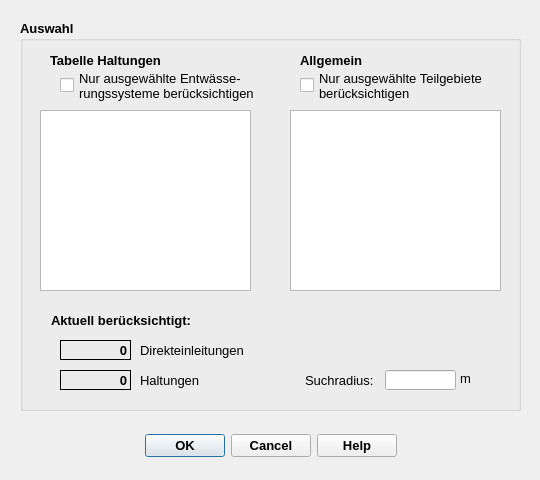
The window that qkan/linkflaechen/res/application_createlinesw.ui (SonkeHoffmann/QKan-1) describes before a commit, drawn with Qt 5.
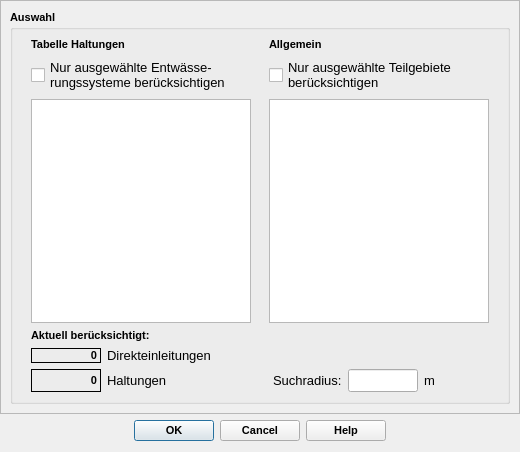
The same window after the commit. Icons and pictures are not drawn.

```diff
--- a/qkan/linkflaechen/res/application_createlinesw.ui
+++ b/qkan/linkflaechen/res/application_createlinesw.ui
@@ -6,14 +6,14 @@
    <rect>
     <x>0</x>
     <y>0</y>
-    <width>540</width>
-    <height>480</height>
+    <width>520</width>
+    <height>452</height>
    </rect>
   </property>
   <property name="minimumSize">
    <size>
-    <width>540</width>
-    <height>480</height>
+    <width>250</width>
+    <height>150</height>
    </size>
   </property>
   <property name="font">
@@ -24,441 +24,465 @@
   <property name="windowTitle">
    <string>Verbindungslinien erstellen</string>
   </property>
-  <property name="windowIcon">
-   <iconset>
-    <normaloff>../../QKan.png</normaloff>../../QKan.png</iconset>
-  </property>
-  <widget class="QDialogButtonBox" name="button_box">
-   <property name="geometry">
-    <rect>
-     <x>20</x>
-     <y>430</y>
-     <width>501</width>
-     <height>32</height>
-    </rect>
+  <layout class="QVBoxLayout" name="verticalLayout">
+   <property name="leftMargin">
+    <number>0</number>
    </property>
-   <property name="font">
-    <font>
-     <family>Tahoma</family>
-     <pointsize>10</pointsize>
-     <weight>75</weight>
-     <bold>true</bold>
-    </font>
+   <property name="topMargin">
+    <number>0</number>
    </property>
-   <property name="toolTip">
-    <string>&lt;html&gt;&lt;head/&gt;&lt;body&gt;&lt;p&gt;Datenimport starten ...&lt;/p&gt;&lt;/body&gt;&lt;/html&gt;</string>
+   <property name="rightMargin">
+    <number>0</number>
    </property>
-   <property name="orientation">
-    <enum>Qt::Horizontal</enum>
-   </property>
-   <property name="standardButtons">
-    <set>QDialogButtonBox::Cancel|QDialogButtonBox::Help|QDialogButtonBox::Ok</set>
-   </property>
-   <property name="centerButtons">
-    <bool>true</bool>
-   </property>
-  </widget>
-  <widget class="QGroupBox" name="groupBox_2">
-   <property name="geometry">
-    <rect>
-     <x>20</x>
-     <y>20</y>
-     <width>501</width>
-     <height>391</height>
-    </rect>
-   </property>
-   <property name="font">
-    <font>
-     <family>Tahoma</family>
-     <pointsize>10</pointsize>
-     <weight>75</weight>
-     <bold>true</bold>
-    </font>
-   </property>
-   <property name="title">
-    <string>Auswahl</string>
-   </property>
-   <widget class="QListWidget" name="lw_teilgebiete">
-    <property name="geometry">
-     <rect>
-      <x>270</x>
-      <y>90</y>
-      <width>211</width>
-      <height>181</height>
-     </rect>
-    </property>
-    <property name="font">
-     <font>
-      <family>Tahoma</family>
-      <pointsize>10</pointsize>
-      <weight>50</weight>
-      <bold>false</bold>
-     </font>
-    </property>
-    <property name="toolTip">
-     <string extracomment="Auswahl der zu bearbeitenden Teilgebiete. Alle auswählen mit [Strg]+A">&lt;html&gt;&lt;head/&gt;&lt;body&gt;&lt;p&gt;Liste der Teilgebiete. Strg + Klick ändert Auswahlstatus, Shift + Klick erweitert Auswahlbereich&lt;/p&gt;&lt;/body&gt;&lt;/html&gt;</string>
-    </property>
-    <property name="statusTip">
-     <string extracomment="Auswahl der zu bearbeitenden Teilgebiete. Alle auswählen mit [Strg]+A">Liste der Teilgebiete. Strg + Klick ändert Auswahlstatus, Shift + Klick erweitert Auswahlbereich</string>
-    </property>
-    <property name="selectionMode">
-     <enum>QAbstractItemView::ExtendedSelection</enum>
-    </property>
-   </widget>
-   <widget class="QLabel" name="label_10">
-    <property name="geometry">
-     <rect>
-      <x>120</x>
-      <y>320</y>
-      <width>111</width>
-      <height>20</height>
-     </rect>
-    </property>
-    <property name="font">
-     <font>
-      <family>Tahoma</family>
-      <pointsize>10</pointsize>
-      <weight>50</weight>
-      <bold>false</bold>
-     </font>
-    </property>
-    <property name="toolTip">
-     <string extracomment="Anzahl der abhängig von den Filteroptionen zu berücksichtigenden Flächen (mit und ohne Verschneidung)"/>
-    </property>
-    <property name="statusTip">
-     <string extracomment="Anzahl der abhängig von den Filteroptionen zu berücksichtigenden Flächen (mit und ohne Verschneidung)"/>
-    </property>
-    <property name="text">
-     <string>Direkteinleitungen</string>
-    </property>
-   </widget>
-   <widget class="QLabel" name="lf_anzahl_einleit">
-    <property name="geometry">
-     <rect>
-      <x>40</x>
-      <y>320</y>
-      <width>71</width>
-      <height>20</height>
-     </rect>
-    </property>
-    <property name="font">
-     <font>
-      <family>Tahoma</family>
-      <pointsize>10</pointsize>
-      <weight>75</weight>
-      <bold>true</bold>
-     </font>
-    </property>
-    <property name="toolTip">
-     <string extracomment="Anzahl der abhängig von den Filteroptionen zu berücksichtigenden ganzen Flächen"/>
-    </property>
-    <property name="statusTip">
-     <string extracomment="Anzahl der abhängig von den Filteroptionen zu berücksichtigenden ganzen Flächen"/>
-    </property>
-    <property name="frameShape">
-     <enum>QFrame::Panel</enum>
-    </property>
-    <property name="text">
-     <string>0</string>
-    </property>
-    <property name="alignment">
-     <set>Qt::AlignRight|Qt::AlignTrailing|Qt::AlignVCenter</set>
-    </property>
-   </widget>
-   <widget class="QLabel" name="label_11">
-    <property name="geometry">
-     <rect>
-      <x>120</x>
-      <y>350</y>
-      <width>71</width>
-      <height>20</height>
-     </rect>
-    </property>
-    <property name="font">
-     <font>
-      <family>Tahoma</family>
-      <pointsize>10</pointsize>
-      <weight>50</weight>
-      <bold>false</bold>
-     </font>
-    </property>
-    <property name="toolTip">
-     <string extracomment="Anzahl der abhängig von den Filteroptionen zu berücksichtigenden Haltungen"/>
-    </property>
-    <property name="statusTip">
-     <string extracomment="Anzahl der abhängig von den Filteroptionen zu berücksichtigenden Haltungen"/>
-    </property>
-    <property name="text">
-     <string>Haltungen</string>
-    </property>
-   </widget>
-   <widget class="QLabel" name="lf_anzahl_haltungen">
-    <property name="geometry">
-     <rect>
-      <x>40</x>
-      <y>350</y>
-      <width>71</width>
-      <height>20</height>
-     </rect>
-    </property>
-    <property name="font">
-     <font>
-      <family>Tahoma</family>
-      <pointsize>10</pointsize>
-      <weight>75</weight>
-      <bold>true</bold>
-     </font>
-    </property>
-    <property name="toolTip">
-     <string extracomment="Anzahl der abhängig von den Filteroptionen zu berücksichtigenden Haltungen"/>
-    </property>
-    <property name="statusTip">
-     <string extracomment="Anzahl der abhängig von den Filteroptionen zu berücksichtigenden Haltungen"/>
-    </property>
-    <property name="frameShape">
-     <enum>QFrame::Panel</enum>
-    </property>
-    <property name="text">
-     <string>0</string>
-    </property>
-    <property name="alignment">
-     <set>Qt::AlignRight|Qt::AlignTrailing|Qt::AlignVCenter</set>
-    </property>
-   </widget>
-   <widget class="QLabel" name="label_12">
-    <property name="geometry">
-     <rect>
-      <x>20</x>
-      <y>290</y>
-      <width>151</width>
-      <height>20</height>
-     </rect>
-    </property>
-    <property name="font">
-     <font>
-      <family>Tahoma</family>
-      <pointsize>10</pointsize>
-      <weight>75</weight>
-      <bold>true</bold>
-     </font>
-    </property>
-    <property name="toolTip">
-     <string extracomment="Anzahl der abhängig von den Filteroptionen zu berücksichtigenden Flächen (mit und ohne Verschneidung)"/>
-    </property>
-    <property name="statusTip">
-     <string extracomment="Anzahl der abhängig von den Filteroptionen zu berücksichtigenden Flächen (mit und ohne Verschneidung)"/>
-    </property>
-    <property name="text">
-     <string>Aktuell berücksichtigt:</string>
-    </property>
-    <property name="alignment">
-     <set>Qt::AlignRight|Qt::AlignTrailing|Qt::AlignVCenter</set>
-    </property>
-   </widget>
-   <widget class="QLabel" name="label_8">
-    <property name="geometry">
-     <rect>
-      <x>280</x>
-      <y>30</y>
-      <width>91</width>
-      <height>20</height>
-     </rect>
-    </property>
-    <property name="font">
-     <font>
-      <family>Tahoma</family>
-      <pointsize>10</pointsize>
-      <weight>75</weight>
-      <bold>true</bold>
-     </font>
-    </property>
-    <property name="text">
-     <string>Allgemein</string>
-    </property>
-   </widget>
-   <widget class="QListWidget" name="lw_hal_entw">
-    <property name="geometry">
-     <rect>
-      <x>20</x>
-      <y>90</y>
-      <width>211</width>
-      <height>181</height>
-     </rect>
-    </property>
-    <property name="font">
-     <font>
-      <family>Tahoma</family>
-      <pointsize>10</pointsize>
-      <weight>50</weight>
-      <bold>false</bold>
-     </font>
-    </property>
-    <property name="toolTip">
-     <string extracomment="Auswahl der zu bearbeitenden Haltungen nach Entwässerungssystem. Alle auswählen mit [Strg]+A">&lt;html&gt;&lt;head/&gt;&lt;body&gt;&lt;p&gt;Liste der in den Haltungen verwendeten Entwässerungssysteme./nStrg + Klick ändert Auswahlstatus, Shift + Klick erweitert Auswahlbereich&lt;/p&gt;&lt;/body&gt;&lt;/html&gt;</string>
-    </property>
-    <property name="statusTip">
-     <string extracomment="Auswahl der zu bearbeitenden Haltungen nach Entwässerungssystem. Alle auswählen mit [Strg]+A">Liste der in den Haltungen verwendeten Entwässerungssysteme</string>
-    </property>
-    <property name="selectionMode">
-     <enum>QAbstractItemView::ExtendedSelection</enum>
-    </property>
-   </widget>
-   <widget class="QLabel" name="label_7">
-    <property name="geometry">
-     <rect>
-      <x>30</x>
-      <y>30</y>
-      <width>171</width>
-      <height>20</height>
-     </rect>
-    </property>
-    <property name="font">
-     <font>
-      <family>Tahoma</family>
-      <pointsize>10</pointsize>
-      <weight>75</weight>
-      <bold>true</bold>
-     </font>
-    </property>
-    <property name="text">
-     <string>Tabelle Haltungen</string>
-    </property>
-   </widget>
-   <widget class="QLabel" name="label">
-    <property name="geometry">
-     <rect>
-      <x>285</x>
-      <y>350</y>
-      <width>81</width>
-      <height>20</height>
-     </rect>
-    </property>
-    <property name="font">
-     <font>
-      <family>Tahoma</family>
-      <pointsize>10</pointsize>
-      <weight>50</weight>
-      <bold>false</bold>
-     </font>
-    </property>
-    <property name="toolTip">
-     <string extracomment="Radius zur Berücksichtigung von Flächen um die Haltungen"/>
-    </property>
-    <property name="statusTip">
-     <string extracomment="Radius zur Berücksichtigung von Flächen um die Haltungen"/>
-    </property>
-    <property name="text">
-     <string>Suchradius:</string>
-    </property>
-   </widget>
-   <widget class="QLineEdit" name="tf_suchradius">
-    <property name="geometry">
-     <rect>
-      <x>365</x>
-      <y>350</y>
-      <width>71</width>
-      <height>20</height>
-     </rect>
-    </property>
-    <property name="font">
-     <font>
-      <family>Tahoma</family>
-      <pointsize>10</pointsize>
-      <weight>50</weight>
-      <bold>false</bold>
-     </font>
-    </property>
-    <property name="toolTip">
-     <string extracomment="Radius zur Berücksichtigung von Flächen um die Haltungen"/>
-    </property>
-    <property name="statusTip">
-     <string extracomment="Radius zur Berücksichtigung von Flächen um die Haltungen"/>
-    </property>
-   </widget>
-   <widget class="QLabel" name="label_9">
-    <property name="geometry">
-     <rect>
-      <x>440</x>
-      <y>350</y>
-      <width>31</width>
-      <height>16</height>
-     </rect>
-    </property>
-    <property name="font">
-     <font>
-      <family>Tahoma</family>
-      <pointsize>10</pointsize>
-      <weight>50</weight>
-      <bold>false</bold>
-     </font>
-    </property>
-    <property name="toolTip">
-     <string extracomment="Radius zur Berücksichtigung von Flächen um die Haltungen"/>
-    </property>
-    <property name="statusTip">
-     <string extracomment="Radius zur Berücksichtigung von Flächen um die Haltungen"/>
-    </property>
-    <property name="text">
-     <string>m</string>
-    </property>
-   </widget>
-   <widget class="QCheckBox" name="cb_selHalActive">
-    <property name="geometry">
-     <rect>
-      <x>40</x>
-      <y>50</y>
-      <width>201</width>
-      <height>31</height>
-     </rect>
-    </property>
-    <property name="font">
-     <font>
-      <family>Tahoma</family>
-      <pointsize>10</pointsize>
-      <weight>50</weight>
-      <bold>false</bold>
-     </font>
-    </property>
-    <property name="toolTip">
-     <string>&lt;html&gt;&lt;head/&gt;&lt;body&gt;&lt;p&gt;Aktiviert Auswahl. Wenn deaktiviert, werden alle Entwässerungssysteme berücksichtigt&lt;/p&gt;&lt;/body&gt;&lt;/html&gt;</string>
-    </property>
-    <property name="statusTip">
-     <string>Aktiviert Auswahl. Wenn deaktiviert, werden alle Entwässerungssysteme berücksichtigt</string>
-    </property>
-    <property name="text">
-     <string>Nur ausgewählte Entwässe-
+   <item>
+    <widget class="QScrollArea" name="scrollArea">
+     <property name="widgetResizable">
+      <bool>true</bool>
+     </property>
+     <widget class="QWidget" name="scrollAreaWidgetContents">
+      <property name="geometry">
+       <rect>
+        <x>0</x>
+        <y>0</y>
+        <width>518</width>
+        <height>412</height>
+       </rect>
+      </property>
+      <layout class="QVBoxLayout" name="verticalLayout_2">
+       <item>
+        <widget class="QGroupBox" name="groupBox_2">
+         <property name="font">
+          <font>
+           <family>Tahoma</family>
+           <pointsize>8</pointsize>
+           <weight>75</weight>
+           <bold>true</bold>
+          </font>
+         </property>
+         <property name="title">
+          <string>Auswahl</string>
+         </property>
+         <layout class="QVBoxLayout" name="verticalLayout_3">
+          <property name="leftMargin">
+           <number>18</number>
+          </property>
+          <property name="rightMargin">
+           <number>18</number>
+          </property>
+          <item>
+           <layout class="QHBoxLayout" name="horizontalLayout">
+            <property name="spacing">
+             <number>18</number>
+            </property>
+            <item>
+             <widget class="QLabel" name="label_7">
+              <property name="font">
+               <font>
+                <family>Tahoma</family>
+                <pointsize>8</pointsize>
+                <weight>75</weight>
+                <bold>true</bold>
+               </font>
+              </property>
+              <property name="text">
+               <string>Tabelle Haltungen</string>
+              </property>
+             </widget>
+            </item>
+            <item>
+             <widget class="QLabel" name="label_8">
+              <property name="font">
+               <font>
+                <family>Tahoma</family>
+                <pointsize>8</pointsize>
+                <weight>75</weight>
+                <bold>true</bold>
+               </font>
+              </property>
+              <property name="text">
+               <string>Allgemein</string>
+              </property>
+             </widget>
+            </item>
+           </layout>
+          </item>
+          <item>
+           <layout class="QHBoxLayout" name="horizontalLayout_2">
+            <property name="spacing">
+             <number>18</number>
+            </property>
+            <item>
+             <widget class="QCheckBox" name="cb_selHalActive">
+              <property name="font">
+               <font>
+                <family>Tahoma</family>
+                <pointsize>10</pointsize>
+                <weight>50</weight>
+                <bold>false</bold>
+               </font>
+              </property>
+              <property name="toolTip">
+               <string>&lt;html&gt;&lt;head/&gt;&lt;body&gt;&lt;p&gt;Aktiviert Auswahl. Wenn deaktiviert, werden alle Entwässerungssysteme berücksichtigt&lt;/p&gt;&lt;/body&gt;&lt;/html&gt;</string>
+              </property>
+              <property name="statusTip">
+               <string>Aktiviert Auswahl. Wenn deaktiviert, werden alle Entwässerungssysteme berücksichtigt</string>
+              </property>
+              <property name="text">
+               <string>Nur ausgewählte Entwässe-
 rungssysteme berücksichtigen</string>
-    </property>
-   </widget>
-   <widget class="QCheckBox" name="cb_selTgbActive">
-    <property name="geometry">
-     <rect>
-      <x>280</x>
-      <y>50</y>
-      <width>201</width>
-      <height>31</height>
-     </rect>
-    </property>
-    <property name="font">
-     <font>
-      <family>Tahoma</family>
-      <pointsize>10</pointsize>
-      <weight>50</weight>
-      <bold>false</bold>
-     </font>
-    </property>
-    <property name="toolTip">
-     <string>&lt;html&gt;&lt;head/&gt;&lt;body&gt;&lt;p&gt;Aktiviert Auswahl. Wenn deaktiviert, werden alle Teilgebiete berücksichtigt&lt;/p&gt;&lt;/body&gt;&lt;/html&gt;</string>
-    </property>
-    <property name="statusTip">
-     <string>Aktiviert Auswahl. Wenn deaktiviert, werden alle Teilgebiete berücksichtigt</string>
-    </property>
-    <property name="text">
-     <string>Nur ausgewählte Teilgebiete
+              </property>
+             </widget>
+            </item>
+            <item>
+             <widget class="QCheckBox" name="cb_selTgbActive">
+              <property name="font">
+               <font>
+                <family>Tahoma</family>
+                <pointsize>10</pointsize>
+                <weight>50</weight>
+                <bold>false</bold>
+               </font>
+              </property>
+              <property name="toolTip">
+               <string>&lt;html&gt;&lt;head/&gt;&lt;body&gt;&lt;p&gt;Aktiviert Auswahl. Wenn deaktiviert, werden alle Teilgebiete berücksichtigt&lt;/p&gt;&lt;/body&gt;&lt;/html&gt;</string>
+              </property>
+              <property name="statusTip">
+               <string>Aktiviert Auswahl. Wenn deaktiviert, werden alle Teilgebiete berücksichtigt</string>
+              </property>
+              <property name="text">
+               <string>Nur ausgewählte Teilgebiete
 berücksichtigen</string>
-    </property>
-   </widget>
-  </widget>
+              </property>
+             </widget>
+            </item>
+           </layout>
+          </item>
+          <item>
+           <layout class="QHBoxLayout" name="horizontalLayout_3">
+            <property name="spacing">
+             <number>18</number>
+            </property>
+            <item>
+             <widget class="QListWidget" name="lw_hal_entw">
+              <property name="font">
+               <font>
+                <family>Tahoma</family>
+                <pointsize>10</pointsize>
+                <weight>50</weight>
+                <bold>false</bold>
+               </font>
+              </property>
+              <property name="toolTip">
+               <string extracomment="Auswahl der zu bearbeitenden Haltungen nach Entwässerungssystem. Alle auswählen mit [Strg]+A">&lt;html&gt;&lt;head/&gt;&lt;body&gt;&lt;p&gt;Liste der in den Haltungen verwendeten Entwässerungssysteme./nStrg + Klick ändert Auswahlstatus, Shift + Klick erweitert Auswahlbereich&lt;/p&gt;&lt;/body&gt;&lt;/html&gt;</string>
+              </property>
+              <property name="statusTip">
+               <string extracomment="Auswahl der zu bearbeitenden Haltungen nach Entwässerungssystem. Alle auswählen mit [Strg]+A">Liste der in den Haltungen verwendeten Entwässerungssysteme</string>
+              </property>
+              <property name="selectionMode">
+               <enum>QAbstractItemView::ExtendedSelection</enum>
+              </property>
+             </widget>
+            </item>
+            <item>
+             <widget class="QListWidget" name="lw_teilgebiete">
+              <property name="font">
+               <font>
+                <family>Tahoma</family>
+                <pointsize>10</pointsize>
+                <weight>50</weight>
+                <bold>false</bold>
+               </font>
+              </property>
+              <property name="toolTip">
+               <string extracomment="Auswahl der zu bearbeitenden Teilgebiete. Alle auswählen mit [Strg]+A">&lt;html&gt;&lt;head/&gt;&lt;body&gt;&lt;p&gt;Liste der Teilgebiete. Strg + Klick ändert Auswahlstatus, Shift + Klick erweitert Auswahlbereich&lt;/p&gt;&lt;/body&gt;&lt;/html&gt;</string>
+              </property>
+              <property name="statusTip">
+               <string extracomment="Auswahl der zu bearbeitenden Teilgebiete. Alle auswählen mit [Strg]+A">Liste der Teilgebiete. Strg + Klick ändert Auswahlstatus, Shift + Klick erweitert Auswahlbereich</string>
+              </property>
+              <property name="selectionMode">
+               <enum>QAbstractItemView::ExtendedSelection</enum>
+              </property>
+             </widget>
+            </item>
+           </layout>
+          </item>
+          <item>
+           <widget class="QLabel" name="label_12">
+            <property name="font">
+             <font>
+              <family>Tahoma</family>
+              <pointsize>8</pointsize>
+              <weight>75</weight>
+              <bold>true</bold>
+             </font>
+            </property>
+            <property name="toolTip">
+             <string extracomment="Anzahl der abhängig von den Filteroptionen zu berücksichtigenden Flächen (mit und ohne Verschneidung)"/>
+            </property>
+            <property name="statusTip">
+             <string extracomment="Anzahl der abhängig von den Filteroptionen zu berücksichtigenden Flächen (mit und ohne Verschneidung)"/>
+            </property>
+            <property name="text">
+             <string>Aktuell berücksichtigt:</string>
+            </property>
+            <property name="alignment">
+             <set>Qt::AlignLeading|Qt::AlignLeft|Qt::AlignVCenter</set>
+            </property>
+           </widget>
+          </item>
+          <item>
+           <layout class="QHBoxLayout" name="horizontalLayout_4">
+            <item>
+             <widget class="QLabel" name="lf_anzahl_einleit">
+              <property name="minimumSize">
+               <size>
+                <width>70</width>
+                <height>0</height>
+               </size>
+              </property>
+              <property name="maximumSize">
+               <size>
+                <width>70</width>
+                <height>16777215</height>
+               </size>
+              </property>
+              <property name="font">
+               <font>
+                <family>Tahoma</family>
+                <pointsize>8</pointsize>
+                <weight>75</weight>
+                <bold>true</bold>
+               </font>
+              </property>
+              <property name="toolTip">
+               <string extracomment="Anzahl der abhängig von den Filteroptionen zu berücksichtigenden ganzen Flächen"/>
+              </property>
+              <property name="statusTip">
+               <string extracomment="Anzahl der abhängig von den Filteroptionen zu berücksichtigenden ganzen Flächen"/>
+              </property>
+              <property name="frameShape">
+               <enum>QFrame::Panel</enum>
+              </property>
+              <property name="text">
+               <string>0</string>
+              </property>
+              <property name="alignment">
+               <set>Qt::AlignRight|Qt::AlignTrailing|Qt::AlignVCenter</set>
+              </property>
+             </widget>
+            </item>
+            <item>
+             <widget class="QLabel" name="label_10">
+              <property name="font">
+               <font>
+                <family>Tahoma</family>
+                <pointsize>10</pointsize>
+                <weight>50</weight>
+                <bold>false</bold>
+               </font>
+              </property>
+              <property name="toolTip">
+               <string extracomment="Anzahl der abhängig von den Filteroptionen zu berücksichtigenden Flächen (mit und ohne Verschneidung)"/>
+              </property>
+              <property name="statusTip">
+               <string extracomment="Anzahl der abhängig von den Filteroptionen zu berücksichtigenden Flächen (mit und ohne Verschneidung)"/>
+              </property>
+              <property name="text">
+               <string>Direkteinleitungen</string>
+              </property>
+             </widget>
+            </item>
+           </layout>
+          </item>
+          <item>
+           <layout class="QHBoxLayout" name="horizontalLayout_7" stretch="0,1">
+            <item>
+             <layout class="QHBoxLayout" name="horizontalLayout_5">
+              <item>
+               <widget class="QLabel" name="lf_anzahl_haltungen">
+                <property name="minimumSize">
+                 <size>
+                  <width>70</width>
+                  <height>0</height>
+                 </size>
+                </property>
+                <property name="maximumSize">
+                 <size>
+                  <width>70</width>
+                  <height>16777215</height>
+                 </size>
+                </property>
+                <property name="font">
+                 <font>
+                  <family>Tahoma</family>
+                  <pointsize>8</pointsize>
+                  <weight>75</weight>
+                  <bold>true</bold>
+                 </font>
+                </property>
+                <property name="toolTip">
+                 <string extracomment="Anzahl der abhängig von den Filteroptionen zu berücksichtigenden Haltungen"/>
+                </property>
+                <property name="statusTip">
+                 <string extracomment="Anzahl der abhängig von den Filteroptionen zu berücksichtigenden Haltungen"/>
+                </property>
+                <property name="frameShape">
+                 <enum>QFrame::Panel</enum>
+                </property>
+                <property name="text">
+                 <string>0</string>
+                </property>
+                <property name="alignment">
+                 <set>Qt::AlignRight|Qt::AlignTrailing|Qt::AlignVCenter</set>
+                </property>
+               </widget>
+              </item>
+              <item>
+               <widget class="QLabel" name="label_11">
+                <property name="minimumSize">
+                 <size>
+                  <width>160</width>
+                  <height>0</height>
+                 </size>
+                </property>
+                <property name="font">
+                 <font>
+                  <family>Tahoma</family>
+                  <pointsize>10</pointsize>
+                  <weight>50</weight>
+                  <bold>false</bold>
+                 </font>
+                </property>
+                <property name="toolTip">
+                 <string extracomment="Anzahl der abhängig von den Filteroptionen zu berücksichtigenden Haltungen"/>
+                </property>
+                <property name="statusTip">
+                 <string extracomment="Anzahl der abhängig von den Filteroptionen zu berücksichtigenden Haltungen"/>
+                </property>
+                <property name="text">
+                 <string>Haltungen</string>
+                </property>
+               </widget>
+              </item>
+             </layout>
+            </item>
+            <item>
+             <layout class="QHBoxLayout" name="horizontalLayout_6">
+              <item>
+               <widget class="QLabel" name="label">
+                <property name="font">
+                 <font>
+                  <family>Tahoma</family>
+                  <pointsize>10</pointsize>
+                  <weight>50</weight>
+                  <bold>false</bold>
+                 </font>
+                </property>
+                <property name="toolTip">
+                 <string extracomment="Radius zur Berücksichtigung von Flächen um die Haltungen"/>
+                </property>
+                <property name="statusTip">
+                 <string extracomment="Radius zur Berücksichtigung von Flächen um die Haltungen"/>
+                </property>
+                <property name="text">
+                 <string>Suchradius:</string>
+                </property>
+               </widget>
+              </item>
+              <item>
+               <widget class="QLineEdit" name="tf_suchradius">
+                <property name="maximumSize">
+                 <size>
+                  <width>70</width>
+                  <height>16777215</height>
+                 </size>
+                </property>
+                <property name="font">
+                 <font>
+                  <family>Tahoma</family>
+                  <pointsize>10</pointsize>
+                  <weight>50</weight>
+                  <bold>false</bold>
+                 </font>
+                </property>
+                <property name="toolTip">
+                 <string extracomment="Radius zur Berücksichtigung von Flächen um die Haltungen"/>
+                </property>
+                <property name="statusTip">
+                 <string extracomment="Radius zur Berücksichtigung von Flächen um die Haltungen"/>
+                </property>
+               </widget>
+              </item>
+              <item>
+               <widget class="QLabel" name="label_9">
+                <property name="font">
+                 <font>
+                  <family>Tahoma</family>
+                  <pointsize>10</pointsize>
+                  <weight>50</weight>
+                  <bold>false</bold>
+                 </font>
+                </property>
+                <property name="toolTip">
+                 <string extracomment="Radius zur Berücksichtigung von Flächen um die Haltungen"/>
+                </property>
+                <property name="statusTip">
+                 <string extracomment="Radius zur Berücksichtigung von Flächen um die Haltungen"/>
+                </property>
+                <property name="text">
+                 <string>m</string>
+                </property>
+               </widget>
+              </item>
+              <item>
+               <spacer name="horizontalSpacer">
+                <property name="orientation">
+                 <enum>Qt::Horizontal</enum>
+                </property>
+                <property name="sizeHint" stdset="0">
+                 <size>
+                  <width>40</width>
+                  <height>20</height>
+                 </size>
+                </property>
+               </spacer>
+              </item>
+             </layout>
+            </item>
+           </layout>
+          </item>
+         </layout>
+        </widget>
+       </item>
+      </layout>
+     </widget>
+    </widget>
+   </item>
+   <item>
+    <widget class="QDialogButtonBox" name="button_box">
+     <property name="font">
+      <font>
+       <family>Tahoma</family>
+       <pointsize>8</pointsize>
+       <weight>75</weight>
+       <bold>true</bold>
+      </font>
+     </property>
+     <property name="toolTip">
+      <string>&lt;html&gt;&lt;head/&gt;&lt;body&gt;&lt;p&gt;Datenimport starten ...&lt;/p&gt;&lt;/body&gt;&lt;/html&gt;</string>
+     </property>
+     <property name="orientation">
+      <enum>Qt::Horizontal</enum>
+     </property>
+     <property name="standardButtons">
+      <set>QDialogButtonBox::Cancel|QDialogButtonBox::Help|QDialogButtonBox::Ok</set>
+     </property>
+     <property name="centerButtons">
+      <bool>true</bool>
+     </property>
+    </widget>
+   </item>
+  </layout>
  </widget>
  <resources/>
  <connections>
```
